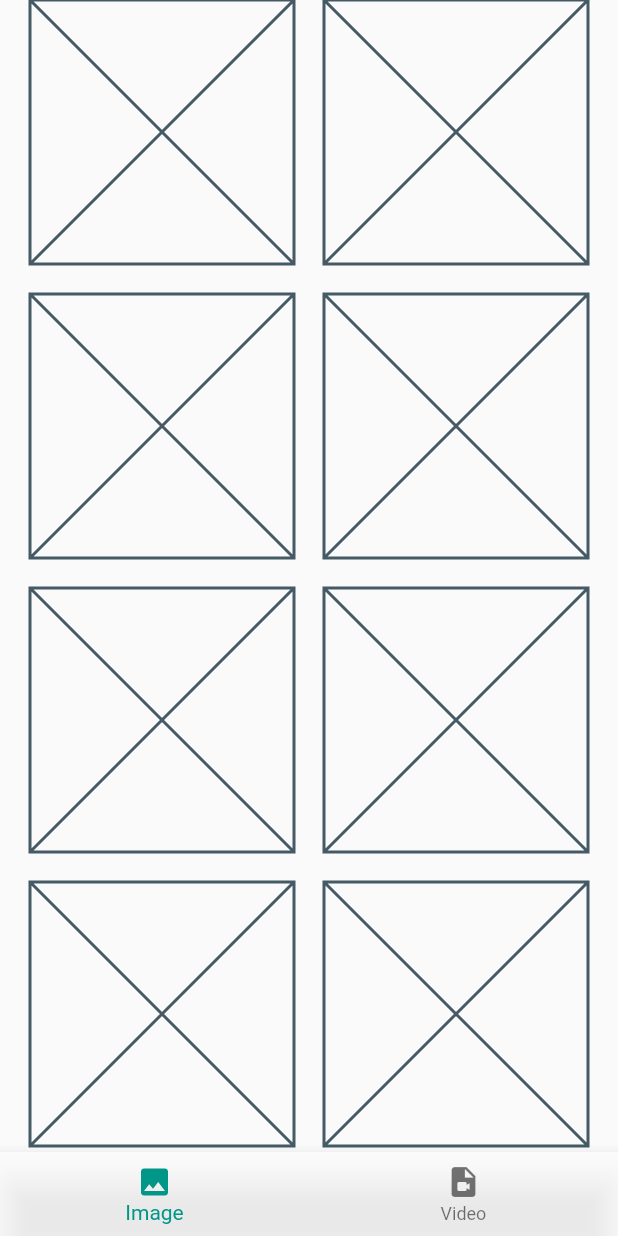
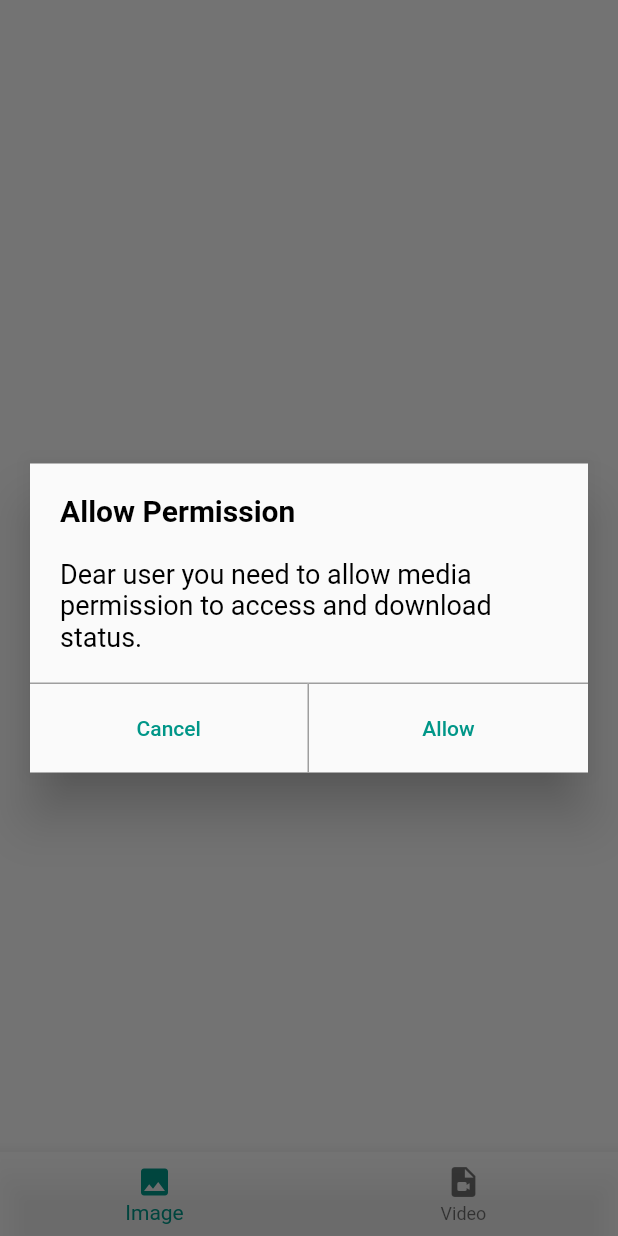
Before and after one commit to shyam200/WhatsApp-Stattus-Saver-App, a Flutter app: the screen it shows after launch, on a phone screen of 412 x 824 dp. Run offline on Flutter 3.47's test engine with Material 2 defaults, Android fonts, the light colour scheme and no system bars; our stand-ins replace device_info_plus, equatable, flutter_bloc, get_it, permission_handler, shared_preferences; missing offline and left inert: saf.

Commit message:
added image-page-and-permission-dialog

```diff
--- a/whats_app_status_saver/lib/business_layer/image_bloc/main_page_event.dart
+++ b/whats_app_status_saver/lib/business_layer/image_bloc/main_page_event.dart
@@ -1,20 +1,23 @@
 import 'package:equatable/equatable.dart';
+import 'package:saf/saf.dart';
 
 abstract class MainPageEvent extends Equatable {
   const MainPageEvent();
-}
-
-class MainPageLoadingEvent extends MainPageEvent {
   @override
   List<Object?> get props => [];
 }
 
-class GetGalleryPermissionEvent extends MainPageEvent {
-  @override
-  List<Object?> get props => [];
-}
+class MainPageLoadingEvent extends MainPageEvent {}
+
+class GetGalleryPermissionEvent extends MainPageEvent {}
+
+class GetGalleryPermissionStatusEvent extends MainPageEvent {}
 
 class GetWhatsAppStatusesEvent extends MainPageEvent {
+  final Saf dirPath;
+  // final bool isGranted;
+
+  const GetWhatsAppStatusesEvent(this.dirPath);
   @override
-  List<Object?> get props => [];
+  List<Object?> get props => [dirPath];
 }
--- a/whats_app_status_saver/lib/business_layer/image_bloc/main_page_state.dart
+++ b/whats_app_status_saver/lib/business_layer/image_bloc/main_page_state.dart
@@ -1,33 +1,40 @@
+import 'dart:io';
+
 import 'package:equatable/equatable.dart';
+import 'package:saf/saf.dart';
 
-abstract class MainPageState extends Equatable {}
-
-class MainPageInitialState extends MainPageState {
+abstract class MainPageState extends Equatable {
+  const MainPageState();
   @override
   List<Object?> get props => [];
 }
 
-class MainPageLoadingState extends MainPageState {
+class MainPageInitialState extends MainPageState {}
+
+class MainPageLoadingState extends MainPageState {}
+
+class MainPageDataLoadedState extends MainPageState {}
+
+class GalleryPermissionGrantedState extends MainPageState {
+  final Saf dirPath;
+
+  const GalleryPermissionGrantedState(this.dirPath);
   @override
-  List<Object?> get props => [];
+  List<Object?> get props => [dirPath];
 }
 
-class MainPageDataLoadedState extends MainPageState {
+class GalleryPermissionDialogState extends MainPageState {}
+
+class GalleryPermissionAllowedState extends MainPageState {}
+
+class GalleryPermissionTemporarilyDeniedState extends MainPageState {}
+
+class GalleryPermissionPermanentlyDeniedState extends MainPageState {}
+
+class GalleryFilesLoadedState extends MainPageState {
+  final List<File>? filesList;
+
+  const GalleryFilesLoadedState({required this.filesList});
   @override
-  List<Object?> get props => [];
+  List<Object?> get props => [filesList];
 }
-
-class GalleryPermissionGrantedState extends MainPageState {
-  @override
-  List<Object?> get props => [];
-}
-
-class GalleryPermissionTemporarilyDeniedState extends MainPageState {
-  @override
-  List<Object?> get props => [];
-}
-
-class GalleryPermissionPermanentlyDeniedState extends MainPageState {
-  @override
-  List<Object?> get props => [];
-}
--- /dev/null
+++ b/whats_app_status_saver/lib/core/widgets/ws_common_dialog.dart
@@ -0,0 +1,108 @@
+import 'package:flutter/material.dart';
+import 'package:whats_app_status_saver/resources/text_styles.dart';
+
+class WSCommonDialog extends StatefulWidget {
+  final String? headingText;
+  final Widget body;
+  final String? negativeBtnText;
+  final String? positiveBtnText;
+  final Function() positiveBtnCallback;
+  const WSCommonDialog({
+    super.key,
+    required this.headingText,
+    required this.body,
+    this.negativeBtnText,
+    this.positiveBtnText,
+    required this.positiveBtnCallback,
+  });
+
+  @override
+  State<WSCommonDialog> createState() => _WSCommonDialogState();
+}
+
+class _WSCommonDialogState extends State<WSCommonDialog> {
+  @override
+  Widget build(BuildContext context) {
+    return Center(
+      child: Container(
+        margin: const EdgeInsets.symmetric(horizontal: 20),
+        child: Material(
+          elevation: 15.0,
+          child: Column(
+            mainAxisSize: MainAxisSize.min,
+            crossAxisAlignment: CrossAxisAlignment.start,
+            children: [
+              _buildTop(),
+              _buildBottomBtns(),
+            ],
+          ),
+        ),
+      ),
+    );
+  }
+
+  _buildTop() {
+    return Padding(
+      padding: const EdgeInsets.symmetric(horizontal: 20, vertical: 20),
+      child: Column(
+        mainAxisSize: MainAxisSize.min,
+        crossAxisAlignment: CrossAxisAlignment.start,
+        children: [
+          Text(
+            widget.headingText ?? '',
+            style: TextStyles.headingText,
+          ),
+          const SizedBox(
+            height: 20,
+          ),
+          widget.body,
+        ],
+      ),
+    );
+  }
+
+  _buildBottomBtns() {
+    return Row(
+      children: [
+        Expanded(
+          child: Container(
+            height: 60,
+            decoration: const BoxDecoration(
+              border: Border(
+                top: BorderSide(
+                  color: Colors.grey,
+                  width: 1,
+                ),
+                right: BorderSide(
+                  color: Colors.grey,
+                  width: 1,
+                ),
+              ),
+            ),
+            child: TextButton(
+                onPressed: () {
+                  Navigator.of(context).pop();
+                },
+                child: Text(widget.negativeBtnText ?? 'Cancel')),
+          ),
+        ),
+        Expanded(
+          child: Container(
+            height: 60,
+            decoration: const BoxDecoration(
+              border: Border(
+                top: BorderSide(
+                  color: Colors.grey,
+                  width: 1,
+                ),
+              ),
+            ),
+            child: TextButton(
+                onPressed: widget.positiveBtnCallback,
+                child: Text(widget.positiveBtnText ?? 'Ok')),
+          ),
+        ),
+      ],
+    );
+  }
+}
--- a/whats_app_status_saver/lib/presentation_layer/grid_view_builder.dart
+++ b/whats_app_status_saver/lib/presentation_layer/grid_view_builder.dart
@@ -1,3 +1,5 @@
+import 'dart:io';
+
 import 'package:flutter/material.dart';
 import 'package:whats_app_status_saver/business_layer/image_bloc/main_page_bloc.dart';
 import 'package:whats_app_status_saver/business_layer/image_bloc/main_page_event.dart';
@@ -11,17 +13,20 @@ class GridViewBuilder extends StatelessWidget {
   final int itemCount;
   final bool isVideoView;
   final MainPageBloc bloc;
-  const GridViewBuilder({
-    Key? key,
+  final List<File>? filesPath;
+  const GridViewBuilder(
+      {Key? key,
       required this.itemCount,
       required this.bloc,
       this.isVideoView = false,
-  }) : super(key: key);
+      this.filesPath})
+      : super(key: key);
 
   @override
   Widget build(BuildContext context) {
-    return GridView.builder(
-        itemCount: itemCount,
+    return filesPath != null
+        ? GridView.builder(
+            itemCount: filesPath?.length ?? 0,
             gridDelegate: const SliverGridDelegateWithFixedCrossAxisCount(
               crossAxisCount: 2,
               mainAxisSpacing: MarginKeys.gridMainAxisSpacing,
@@ -37,12 +42,16 @@ class GridViewBuilder extends StatelessWidget {
                       : Navigator.of(context).push(MaterialPageRoute(
                           builder: (_) => ImageDetailPage(bloc: bloc)));
                 },
-            child: const SizedBox(
+                child: SizedBox(
                   width: DimensionKeys.imageWeight,
                   height: DimensionKeys.imageHeight,
-              child: Placeholder(),
+                  child: Image.file(
+                    filesPath![index],
+                    fit: BoxFit.cover,
+                  ),
                 ),
               );
-        });
+            })
+        : const SizedBox();
   }
 }
--- a/whats_app_status_saver/lib/presentation_layer/main_page/main_page.dart
+++ b/whats_app_status_saver/lib/presentation_layer/main_page/main_page.dart
@@ -1,8 +1,15 @@
+import 'dart:io';
+
 import 'package:flutter/material.dart';
 import 'package:flutter_bloc/flutter_bloc.dart';
-import 'package:whats_app_status_saver/business_layer/image_bloc/main_page_bloc.dart';
-import 'package:whats_app_status_saver/injection/injection_container.dart';
 
+import '../../business_layer/image_bloc/main_page_bloc.dart';
+import '../../business_layer/image_bloc/main_page_event.dart';
+import '../../business_layer/image_bloc/main_page_state.dart';
+import '../../core/widgets/ws_common_dialog.dart';
+import '../../injection/injection_container.dart';
+import '../../resources/string_keys.dart';
+import '../../resources/text_styles.dart';
 import '../image_page/image_page.dart';
 import '../video_page/video_page.dart';
 
@@ -15,10 +22,15 @@ class Mainpage extends StatefulWidget {
 
 class _MainpageState extends State<Mainpage> {
   late MainPageBloc _mainPageBloc;
+  List<File>? filesList;
+  bool isGranted = false;
   @override
   void initState() {
     super.initState();
     _mainPageBloc = di<MainPageBloc>();
+    //Fire initial event on start up to check if permission is given or not if not then ask permission
+    // _mainPageBloc.add(GetGalleryPermissionEvent());
+    _mainPageBloc.add(GetGalleryPermissionStatusEvent());
   }
 
   int _currentIndex = 0;
@@ -27,11 +39,25 @@ class _MainpageState extends State<Mainpage> {
     return BlocConsumer(
       bloc: _mainPageBloc,
       listener: (context, state) {
-        // TODO: implement listener
+        if (state is GalleryFilesLoadedState) {
+          filesList = state.filesList;
+        } else if (state is GalleryPermissionDialogState) {
+          _showSeekPermissionDialog();
+        } else if (state is GalleryPermissionAllowedState) {
+          _mainPageBloc.add(GetGalleryPermissionEvent());
+        } else if (state is GalleryPermissionTemporarilyDeniedState) {
+          isGranted = false;
+          // _showSeekPermissionDialog();
+        } else if (state is GalleryPermissionGrantedState) {
+          isGranted = true;
+          _mainPageBloc.add(GetWhatsAppStatusesEvent(state.dirPath));
+        }
       },
       builder: (context, state) {
         return Scaffold(
-          body: _getNavigationBaritemBody()[_currentIndex],
+          body: !isGranted
+              ? _buildNoPermissionBody()
+              : _getNavigationBaritemBody()[_currentIndex],
           bottomNavigationBar: BottomNavigationBar(
             backgroundColor: Colors.white70,
             items: _getNavigationBarItems(),
@@ -54,9 +80,44 @@ class _MainpageState extends State<Mainpage> {
     return [
       ImagePage(
         bloc: _mainPageBloc,
+        filesList: filesList ?? [],
       ),
-      Videopage(bloc: _mainPageBloc)
+      Videopage(
+        bloc: _mainPageBloc,
+        filesList: filesList ?? [],
+      )
     ];
+  }
+
+  _buildNoPermissionBody() {
+    return Center(
+      child: TextButton(
+          onPressed: () {
+            _showSeekPermissionDialog();
+          },
+          child: const Text(
+            StringKeys.getPermissionTxt,
+            style: TextStyle(fontSize: 18),
+          )),
+    );
+  }
+
+  _showSeekPermissionDialog() {
+    showDialog(
+        context: context,
+        builder: (_) {
+          return WSCommonDialog(
+              headingText: 'Allow Permission',
+              body: const Text(
+                'Dear user you need to allow media permission to access and download status.',
+                style: TextStyles.bodyText,
+              ),
+              positiveBtnText: 'Allow',
+              positiveBtnCallback: () {
+                _mainPageBloc.add(GetGalleryPermissionEvent());
+                Navigator.of(context).pop();
+              });
+        });
   }
 
   _onNavigationBarTapped(index) {
--- a/whats_app_status_saver/lib/resources/common_constants.dart
+++ b/whats_app_status_saver/lib/resources/common_constants.dart
@@ -1,4 +1,9 @@
 class CommonConstants {
   static const whatsAppStatusAndroidPath =
-      "/storage/emulated/0/Android/media/com.whatsapp/WhatsApp/Media/.Statuses";
+      "Android/media/com.whatsapp/WhatsApp/Media/.Statuses";
+
+  static const permissionStatusKey = "permissionStatusKey";
+  // "/media/com.whatsapp/WhatsApp/Media/.Statuses";
+  // "/storage/emulated/0/Android/media/com.whatsapp/WhatsApp/Media/";
+  // "/storage/emulated/0/Android/media/com.whatsapp/WhatsApp/Media/.Statuses";
 }
--- a/whats_app_status_saver/lib/resources/dimension_keys.dart
+++ b/whats_app_status_saver/lib/resources/dimension_keys.dart
@@ -1,4 +1,4 @@
 class DimensionKeys {
-  static const imageHeight = 20.0;
-  static const imageWeight = 20.0;
+  static const imageHeight = 50.0;
+  static const imageWeight = 50.0;
 }
--- a/whats_app_status_saver/lib/resources/margin_keys.dart
+++ b/whats_app_status_saver/lib/resources/margin_keys.dart
@@ -1,6 +1,6 @@
 class MarginKeys {
-  static const double commonVerticalPadding = 20.0;
-  static const double commonHorizontalPadding = 20.0;
+  static const double commonHorzontalAndVerticalPadding = 20.0;
+
   static const gridMainAxisSpacing = 20.0;
   static const gridCrossAxisSpacing = 20.0;
 }
--- /dev/null
+++ b/whats_app_status_saver/lib/resources/string_keys.dart
@@ -0,0 +1,3 @@
+class StringKeys {
+  static const String getPermissionTxt = "Allow Permission";
+}
--- /dev/null
+++ b/whats_app_status_saver/lib/resources/text_styles.dart
@@ -0,0 +1,7 @@
+import 'package:flutter/material.dart';
+
+abstract class TextStyles {
+  static const headingText =
+      TextStyle(color: Colors.black, fontSize: 20, fontWeight: FontWeight.bold);
+  static const bodyText = TextStyle(color: Colors.black, fontSize: 18);
+}
--- a/whats_app_status_saver/pubspec.yaml
+++ b/whats_app_status_saver/pubspec.yaml
@@ -49,6 +49,9 @@ dependencies:
   get_it: ^7.2.0
   equatable: ^2.0.5
   device_info_plus: ^8.1.0
+  file_picker: ^5.2.6
+  saf: ^1.0.3+4
+  shared_preferences: ^2.1.0
 
 dev_dependencies:
   flutter_test:
```
Also changed, not shown: whats_app_status_saver/lib/business_layer/image_bloc/main_page_bloc.dart (+172 -44 lines), whats_app_status_saver/lib/core/access_permissions/access_permissions_wrapper.dart (+24 -17 lines), whats_app_status_saver/lib/injection/injection_container.dart (+9 -2 lines), whats_app_status_saver/lib/presentation_layer/detail_view_body.dart (+4 -4 lines), whats_app_status_saver/lib/presentation_layer/image_page/image_page.dart (+47 -14 lines), whats_app_status_saver/lib/presentation_layer/video_page/video_page.dart (+5 -2 lines), whats_app_status_saver/pubspec.lock, 3 other files. Lines whose indentation alone changed are shown as unchanged.
